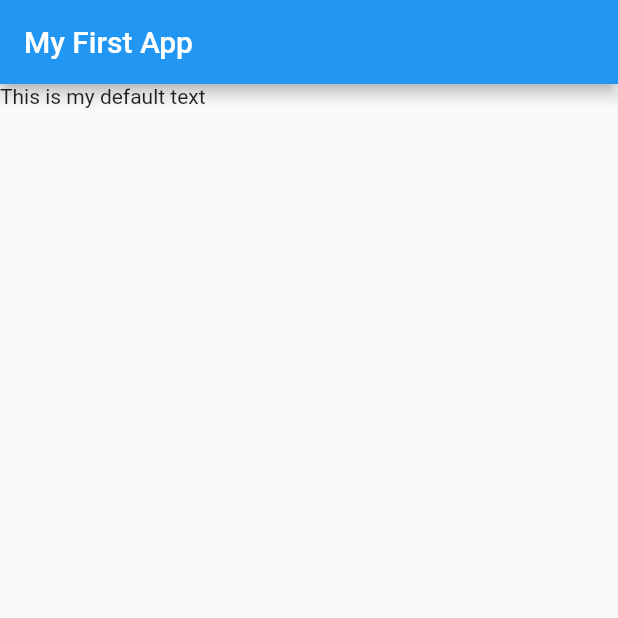
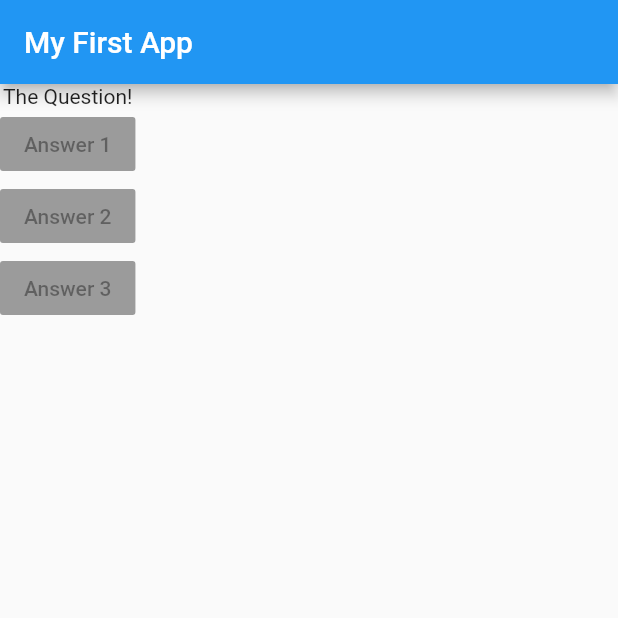
Before and after one commit to brunakaufmann/Quizz-app, a Flutter app: the screen it shows after launch, on a phone screen of 412 x 824 dp, the top half of it. Run offline on Flutter 3.47's test engine with Material 2 defaults, Android fonts, the light colour scheme and no system bars.

Commit message:
Adding Layout Widgets

```diff
--- a/lib/main.dart
+++ b/lib/main.dart
@@ -12,7 +12,14 @@
         appBar: AppBar(
           title: Text('My First App'),
         ),
-        body: Text('This is my default text'),
+        body: Column(
+          children: [
+            Text('The Question!'),
+            RaisedButton(child: Text('Answer 1'), onPressed: null),
+            RaisedButton(child: Text('Answer 2'), onPressed: null),
+            RaisedButton(child: Text('Answer 3'), onPressed: null),
+          ],
+        ),
       ),
     );
   }
```
